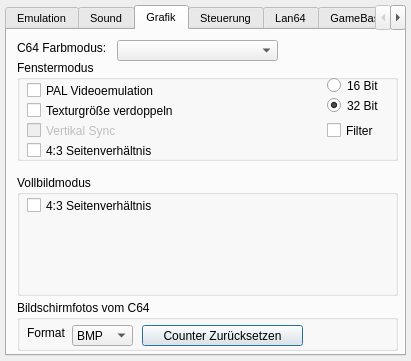
Old version of the form setup_window.ui in the repository ThKattanek/emu64.
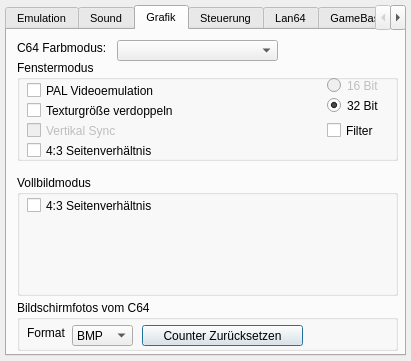
New version of the form.

Commit message: 16-Bit Modus in Setup (GUI) Deaktiviert (Solange Ticket#31 gefixt ist)

Diff of the .ui file:
```diff
--- a/setup_window.ui
+++ b/setup_window.ui
@@ -180,6 +180,9 @@
       </property>
      </widget>
      <widget class="QRadioButton" name="W16Bit">
+      <property name="enabled">
+       <bool>false</bool>
+      </property>
       <property name="geometry">
        <rect>
         <x>310</x>
```
